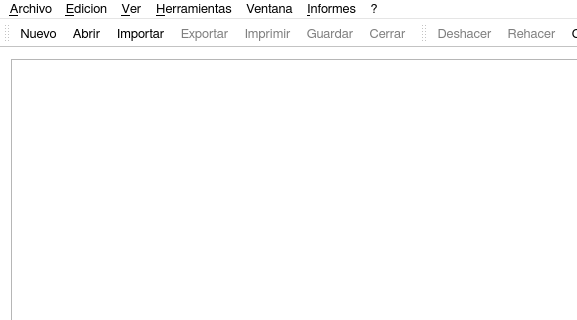
Qt form Ui/mainwindow.ui (exodehm/SDMed2) before a commit; both pictures show x 0 to 577 and y 0 to 320 of the 897 by 591 pixel window.
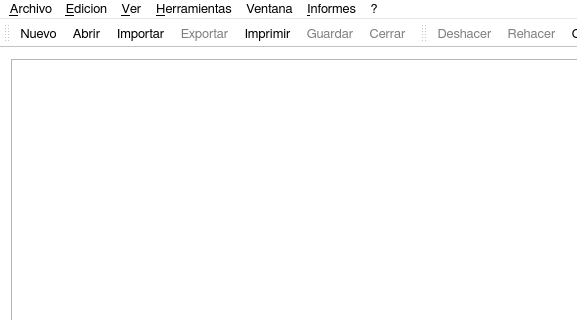
The same form after that commit. Icons and pictures are not drawn.

Patch:
```diff
--- a/Ui/mainwindow.ui
+++ b/Ui/mainwindow.ui
@@ -1009,7 +1009,7 @@
   </action>
   <action name="actionImprimir">
    <property name="enabled">
-    <bool>false</bool>
+    <bool>true</bool>
    </property>
    <property name="icon">
     <iconset resource="../recursos.qrc">
```
Left out of the diff: 8 changed lines with no effect on the pictures.
